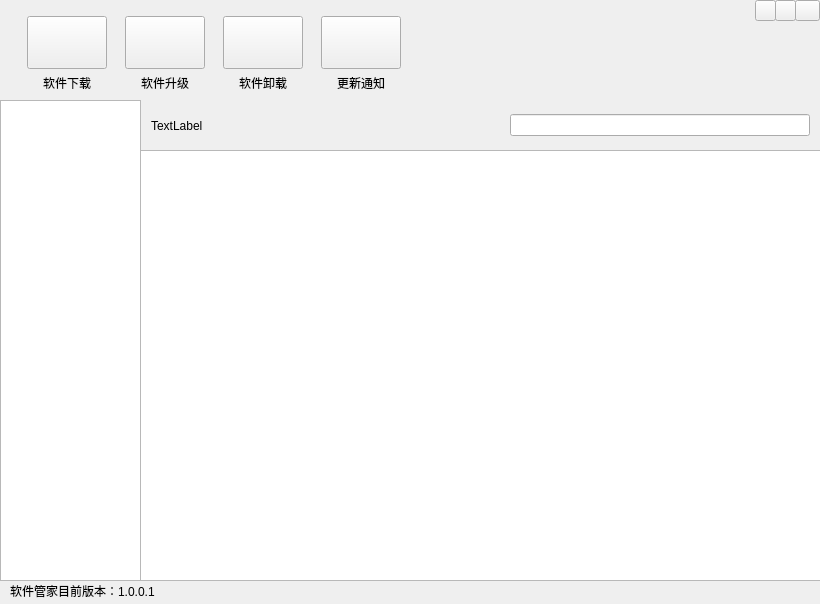
Above: MPCVer2.0.0/src/Application/mainwindow.ui from SiteView/MPC-QT before the change. Below: the same form after it.
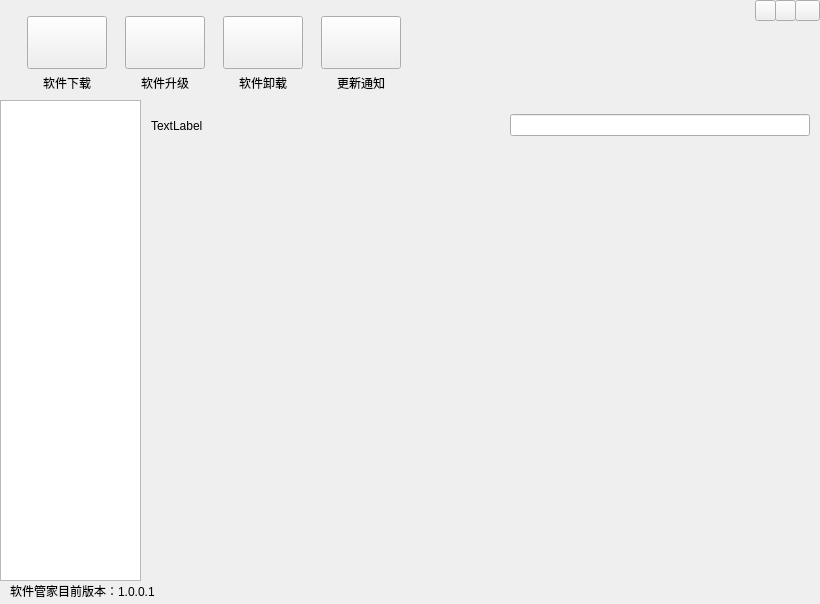
That is the form after the change. The open tabs and pages were chosen to show the change.

```diff
--- a/MPCVer2.0.0/src/Application/mainwindow.ui
+++ b/MPCVer2.0.0/src/Application/mainwindow.ui
@@ -380,16 +380,6 @@
         </item>
        </layout>
       </widget>
-      <widget class="QListWidget" name="list_Download">
-       <property name="geometry">
-        <rect>
-         <x>140</x>
-         <y>50</y>
-         <width>681</width>
-         <height>431</height>
-        </rect>
-       </property>
-      </widget>
       <widget class="QListWidget" name="list_Downloadleft">
        <property name="geometry">
         <rect>
@@ -400,6 +390,16 @@
         </rect>
        </property>
       </widget>
+      <widget class="QWidget" name="widget_download" native="true">
+       <property name="geometry">
+        <rect>
+         <x>140</x>
+         <y>50</y>
+         <width>680</width>
+         <height>430</height>
+        </rect>
+       </property>
+      </widget>
      </widget>
      <widget class="QWidget" name="page_SoftUpgrade">
       <widget class="QLabel" name="label_3">
```
Left out of the diff: 2 changed lines with no effect on the pictures.
